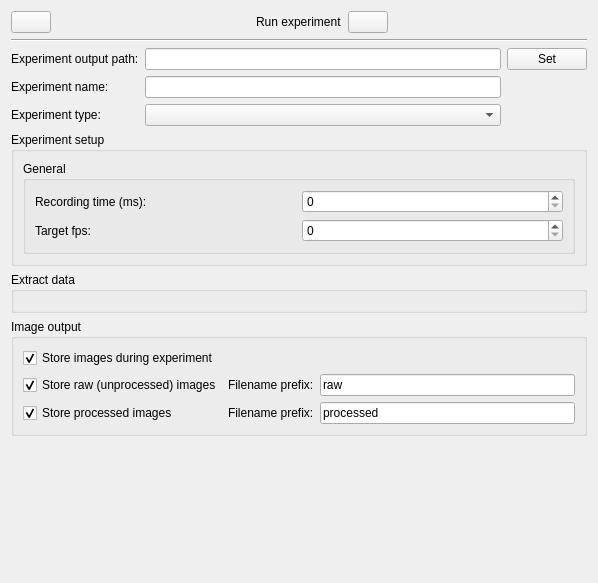
The window that src/RTOC/gui/experimentsetup.ui (mortbopet/RTOC) describes before a commit, drawn with Qt 5.
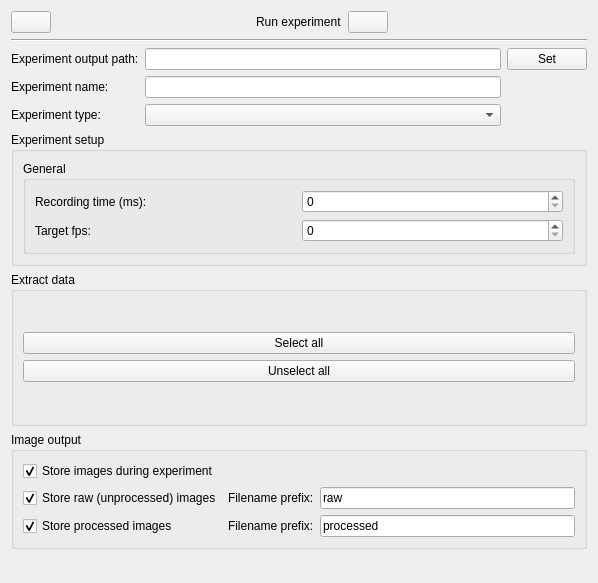
The same window after the commit.

Commit message: Add select/unselect all buttons to data flags setup

Patch:
```diff
--- a/src/RTOC/gui/experimentsetup.ui
+++ b/src/RTOC/gui/experimentsetup.ui
@@ -184,7 +184,55 @@
        </property>
        <layout class="QGridLayout" name="gridLayout_3">
         <item row="0" column="0">
-         <layout class="QGridLayout" name="dataLayout"/>
+         <layout class="QHBoxLayout" name="horizontalLayout" stretch="1,0">
+          <item>
+           <layout class="QGridLayout" name="dataLayout"/>
+          </item>
+          <item>
+           <layout class="QVBoxLayout" name="verticalLayout_5">
+            <item>
+             <spacer name="verticalSpacer_2">
+              <property name="orientation">
+               <enum>Qt::Vertical</enum>
+              </property>
+              <property name="sizeHint" stdset="0">
+               <size>
+                <width>20</width>
+                <height>40</height>
+               </size>
+              </property>
+             </spacer>
+            </item>
+            <item>
+             <widget class="QPushButton" name="setAllFlags">
+              <property name="text">
+               <string>Select all</string>
+              </property>
+             </widget>
+            </item>
+            <item>
+             <widget class="QPushButton" name="unsetAllFlags">
+              <property name="text">
+               <string>Unselect all</string>
+              </property>
+             </widget>
+            </item>
+            <item>
+             <spacer name="verticalSpacer_3">
+              <property name="orientation">
+               <enum>Qt::Vertical</enum>
+              </property>
+              <property name="sizeHint" stdset="0">
+               <size>
+                <width>20</width>
+                <height>40</height>
+               </size>
+              </property>
+             </spacer>
+            </item>
+           </layout>
+          </item>
+         </layout>
         </item>
        </layout>
       </widget>
```
The commit also changes 2 other files.
